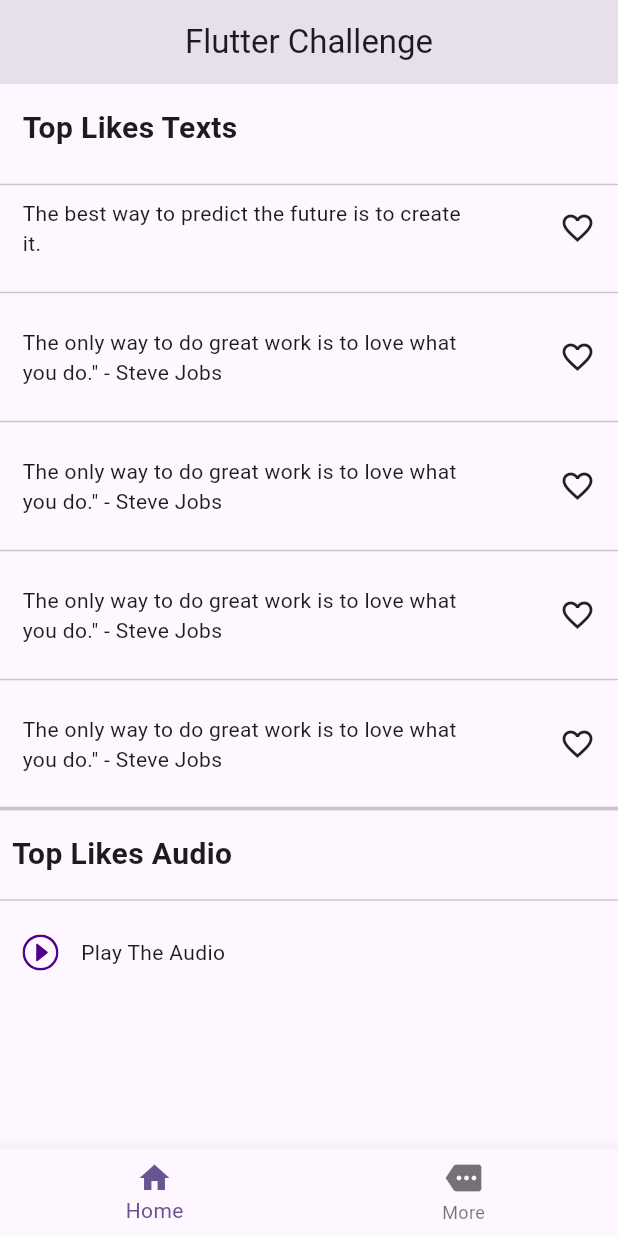
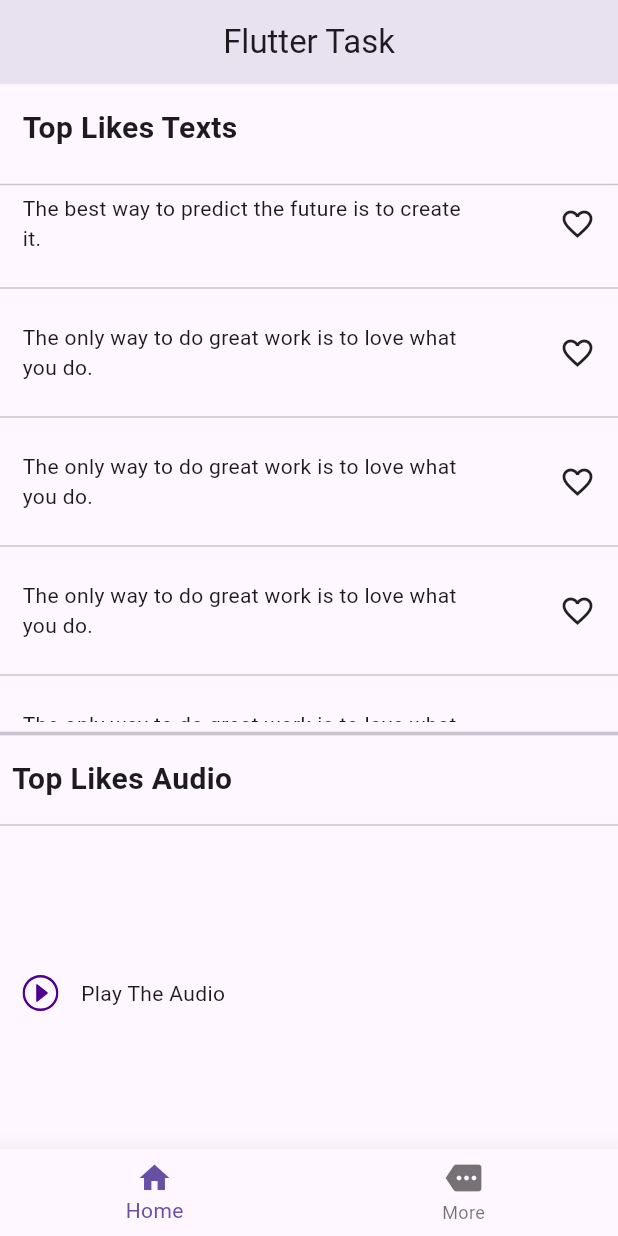
Before and after one commit to islamrabi3/itargs, a Flutter app: the screen it shows after launch, scrolled down 361 dp, on a phone screen of 412 x 824 dp. Run offline on Flutter 3.47's test engine with Material 2 defaults, Android fonts, the phone set to English and light mode, and no system bars; our stand-ins replace audioplayers, flutter_bloc, flutter_svg, get, hive, hive_flutter and 2 more; accounts and stored records are empty; network calls fail.

Commit message:
first commit

```diff
--- a/lib/core/constance.dart
+++ b/lib/core/constance.dart
@@ -1,3 +1,13 @@
-
+import 'package:flutter/material.dart';
 
 const String apiUrl = 'https://api.quran.com/api/v4/chapter_recitations/1/1';
+Locale? langCode;
+Widget buildHeader(String title) {
+  return Text(
+    title,
+    style: const TextStyle(
+      fontWeight: FontWeight.bold,
+      fontSize: 20.0,
+    ),
+  );
+}
--- /dev/null
+++ b/lib/core/language/ar.dart
@@ -0,0 +1,23 @@
+const Map<String, String> ar = {
+  'flutterTask': 'اختبار فلاتر',
+  'texts': 'افضل المقولات',
+  '1': 'افضل طريقة للعمل الجيد هي ان تحب ما تعمل ',
+  '2': 'افضل طريقة للعمل الجيد هي ان تحب ما تعمل ',
+  '3': 'افضل طريقة للعمل الجيد هي ان تحب ما تعمل ',
+  '4': 'افضل طريقة للعمل الجيد هي ان تحب ما تعمل ',
+  '5': 'افضل طريقة للعمل الجيد هي ان تحب ما تعمل ',
+  '6': 'افضل طريقة للعمل الجيد هي ان تحب ما تعمل ',
+  '7': 'افضل طريقة للعمل الجيد هي ان تحب ما تعمل ',
+  '8': 'افضل طريقة للعمل الجيد هي ان تحب ما تعمل ',
+  '9': 'افضل طريقة للعمل الجيد هي ان تحب ما تعمل ',
+  'audio': 'الاصوات المفضلة',
+  'playing': 'قم بتشغيل الصوت',
+  'home': 'الرئيسية',
+  'more': 'المزيد',
+  'moreScreen': 'المزيد',
+  'setting': 'الاعدادات',
+  'arabic': 'عربي',
+  'dark': 'الوضع الليلي ',
+  'english': 'اللغة الانجليزية',
+  'light': ' الوضع النهاري ',
+};
--- /dev/null
+++ b/lib/core/language/en.dart
@@ -0,0 +1,26 @@
+const Map<String, String> en = {
+  'flutterTask': 'Flutter Task',
+  'texts': 'Top Likes Texts',
+  '1': 'The only way to do great work is to love what you do.',
+  '2':
+      'In three words I can sum up everything I have learned about life: it goes on',
+  '3':
+      'Success is not final, failure is not fatal: It is the courage to continue that counts',
+  '4':
+      'The only limit to our realization of tomorrow will be our doubts of today.',
+  '5': 'The best way to predict the future is to create it.',
+  '6': 'The only way to do great work is to love what you do.',
+  '7': 'The only way to do great work is to love what you do.',
+  '8': 'The only way to do great work is to love what you do.',
+  '9': 'The only way to do great work is to love what you do.',
+  'audio': 'Top Likes Audio',
+  'playing': 'Play The Audio',
+  'home': 'Home',
+  'more': 'More',
+  'moreScreen': 'More Screen',
+  'setting': 'Settings',
+  'arabic': 'Arabic',
+  'dark': 'Dark Mode',
+  'english': 'English',
+  'light': 'Light Mode',
+};
--- /dev/null
+++ b/lib/core/language/translation.dart
@@ -0,0 +1,8 @@
+import 'package:get/get.dart';
+import 'package:itargs_challenge/core/language/ar.dart';
+import 'package:itargs_challenge/core/language/en.dart';
+
+class LanguageTranslate extends Translations {
+  @override
+  Map<String, Map<String, String>> get keys => {'en': en, 'ar': ar};
+}
--- /dev/null
+++ b/lib/core/theme/theme_mode.dart
@@ -0,0 +1,11 @@
+import 'package:flutter/material.dart';
+
+class AppTheme {
+  static ThemeData getLightTheme() {
+    return ThemeData(brightness: Brightness.light, useMaterial3: true);
+  }
+
+  static ThemeData getDarkTheme() {
+    return ThemeData(brightness: Brightness.dark, useMaterial3: true);
+  }
+}
--- /dev/null
+++ b/lib/core/widgets/audio_player.dart
@@ -0,0 +1,44 @@
+import 'package:audioplayers/audioplayers.dart';
+import 'package:flutter/material.dart';
+import 'package:flutter_svg/flutter_svg.dart';
+import 'package:get/utils.dart';
+import 'package:itargs_challenge/viewModel/cubit/app_cubit.dart';
+
+class AudioPlayerWidget extends StatelessWidget {
+  const AudioPlayerWidget({
+    super.key,
+    required this.cubit,
+  });
+
+  final AppCubit cubit;
+
+  @override
+  Widget build(BuildContext context) {
+    return Padding(
+      padding: const EdgeInsets.all(15.0),
+      child: Row(
+        children: [
+          GestureDetector(
+            onTap: () async {
+              if (cubit.audioFilePath != null) {
+                var cache = await cubit.audioPlayer.audioCache
+                    .load(cubit.audioFilePath!);
+                cubit.audioPlayer.play(UrlSource(cache as String));
+              } else {
+                cubit.playAudioAndPause(
+                    cubit.audioObject!.audioFileModel!.audioUrl!);
+              }
+            },
+            child: cubit.isPlaying
+                ? SvgPicture.asset('assets/pause.svg')
+                : SvgPicture.asset('assets/play.svg'),
+          ),
+          const SizedBox(
+            width: 15.0,
+          ),
+          Text('playing'.tr)
+        ],
+      ),
+    );
+  }
+}
--- /dev/null
+++ b/lib/core/widgets/toplikes_listview.dart
@@ -0,0 +1,59 @@
+import 'package:flutter/material.dart';
+import 'package:get/utils.dart';
+import 'package:itargs_challenge/core/services/cache_helper.dart';
+import 'package:itargs_challenge/models/top_likes.dart';
+import 'package:itargs_challenge/viewModel/cubit/app_cubit.dart';
+
+class TopLikesListView extends StatelessWidget {
+  const TopLikesListView({
+    super.key,
+    required this.cubit,
+  });
+
+  final AppCubit cubit;
+
+  @override
+  Widget build(BuildContext context) {
+    return SizedBox(
+      height: 350,
+      child: ListView.separated(
+          itemBuilder: (context, index) {
+            return Padding(
+              padding: const EdgeInsets.all(15.0),
+              child: Row(
+                mainAxisAlignment: MainAxisAlignment.spaceBetween,
+                children: [
+                  Container(
+                    constraints: const BoxConstraints(
+                      maxHeight: 200,
+                      maxWidth: 300,
+                    ),
+                    child: Text(
+                      DUMMY_TOPLIKES[index].textSample!.tr,
+                    ),
+                  ),
+                  GestureDetector(
+                      onTap: () {
+                        cubit.whenLikePressed(
+                            index: index,
+                            fromPrefs: CacheHelper.sharedPreferences!
+                                .getBool('$index'));
+                      },
+                      child: CacheHelper.sharedPreferences!.getBool('$index') !=
+                              null
+                          ? const Icon(
+                              Icons.favorite,
+                              color: Colors.red,
+                            )
+                          : const Icon(Icons.favorite_border))
+                ],
+              ),
+            );
+          },
+          separatorBuilder: (context, index) {
+            return const Divider();
+          },
+          itemCount: DUMMY_TOPLIKES.length),
+    );
+  }
+}
--- a/lib/main.dart
+++ b/lib/main.dart
@@ -1,36 +1,56 @@
 import 'package:flutter/material.dart';
 import 'package:flutter_bloc/flutter_bloc.dart';
+import 'package:get/get.dart';
 import 'package:hive_flutter/adapters.dart';
+import 'package:itargs_challenge/core/constance.dart';
+import 'package:itargs_challenge/core/language/translation.dart';
+import 'package:itargs_challenge/core/services/cache_helper.dart';
+import 'package:itargs_challenge/core/theme/theme_mode.dart';
 import 'package:itargs_challenge/models/top_likes.dart';
 import 'package:itargs_challenge/view/home_layout.dart';
 import 'package:itargs_challenge/viewModel/cubit/app_cubit.dart';
 
-void main() async{
+void main() async {
   WidgetsFlutterBinding.ensureInitialized();
   await Hive.initFlutter();
+  await CacheHelper.init();
+  Hive.registerAdapter(TopLikesTextAdapter());
+  var fromShared = CacheHelper.sharedPreferences!.getBool('isDark') ?? false;
 
-  Hive.registerAdapter(TopLikesTextAdapter());
-
-  runApp(const MyApp());
+  runApp(MyApp(
+    isDark: fromShared,
+  ));
 }
 
 class MyApp extends StatelessWidget {
-  const MyApp({super.key});
+  const MyApp({super.key, required this.isDark});
+
+  final bool isDark;
 
   // This widget is the root of your application.
   @override
   Widget build(BuildContext context) {
     return BlocProvider(
-      create: (context) => AppCubit()..getAudioFileModel(),
-      child: MaterialApp(
-        debugShowCheckedModeBanner: false,
-        title: 'Flutter Demo',
-        themeMode: ThemeMode.light,
-        theme: ThemeData(
-          colorScheme: ColorScheme.fromSeed(seedColor: Colors.deepPurple),
-          useMaterial3: true,
-        ),
-        home: const HomeLayout(),
+      create: (context) => AppCubit()
+        ..getAudioFileModel(apiUrl)
+        ..toggleTheme(fromShared: isDark),
+      child: BlocConsumer<AppCubit, AppState>(
+        listener: (context, state) {},
+        builder: (context, state) {
+          return GetMaterialApp(
+            translations: LanguageTranslate(),
+            locale: Locale(CacheHelper.sharedPreferences!.getString('code') ??
+                Get.deviceLocale!.languageCode),
+            debugShowCheckedModeBanner: false,
+            title: 'Flutter Demo',
+            darkTheme: AppTheme.getDarkTheme(),
+            theme: AppTheme.getLightTheme(),
+            themeMode: context.read<AppCubit>().isDark
+                ? ThemeMode.dark
+                : ThemeMode.light,
+            home: const HomeLayout(),
+          );
+        },
       ),
     );
   }
--- a/lib/models/audio_file_model.dart
+++ b/lib/models/audio_file_model.dart
@@ -1,22 +1,23 @@
-
-
 class AudioObject {
   AudioFileModel? audioFileModel;
+  AudioObject(this.audioFileModel);
 
-  AudioObject.fromJson(Map<String ,dynamic>json){
-     audioFileModel = json['audio_file']!= null ? AudioFileModel.fromJson(json['audio_file']) : null;
+  AudioObject.fromJson(Map<String, dynamic> json) {
+    audioFileModel = json['audio_file'] != null
+        ? AudioFileModel.fromJson(json['audio_file'])
+        : null;
   }
 }
 
 class AudioFileModel {
-  dynamic  id , chapterId, fileSize ;
-  String ? format, audioUrl;
+  dynamic id, chapterId, fileSize;
+  String? format, audioUrl;
 
-  AudioFileModel.fromJson (Map<String, dynamic> json){
-    id= json['id'];
-    chapterId= json['chapter_id'];
-    fileSize= json['file_size'];
-    format= json['format'];
-    audioUrl= json['audio_url'];
+  AudioFileModel.fromJson(Map<String, dynamic> json) {
+    id = json['id'];
+    chapterId = json['chapter_id'];
+    fileSize = json['file_size'];
+    format = json['format'];
+    audioUrl = json['audio_url'];
   }
-  }
+}
--- a/lib/models/top_likes.dart
+++ b/lib/models/top_likes.dart
@@ -1,25 +1,25 @@
-
+import 'package:get/utils.dart';
 import 'package:hive/hive.dart';
 part 'top_likes.g.dart';
+
 @HiveType(typeId: 1)
 class TopLikesText {
   @HiveField(2)
   String? textSample;
   @HiveField(3)
-  bool? isLiked ;
+  bool? isLiked;
 
-  TopLikesText ({ required this.textSample ,this.isLiked});
+  TopLikesText({required this.textSample, this.isLiked});
 }
 
-
 var DUMMY_TOPLIKES = [
-  TopLikesText(textSample: 'The only way to do great work is to love what you do." - Steve Jobs', isLiked: false),
-  TopLikesText(textSample: 'In three words I can sum up everything I have learned about life: it goes on', isLiked: false),
-  TopLikesText(textSample: 'Success is not final, failure is not fatal: It is the courage to continue that counts', isLiked: false),
-  TopLikesText(textSample: 'The only limit to our realization of tomorrow will be our doubts of today.', isLiked: false),
-  TopLikesText(textSample: 'The best way to predict the future is to create it.', isLiked: false),
-  TopLikesText(textSample: 'The only way to do great work is to love what you do." - Steve Jobs', isLiked: false),
-  TopLikesText(textSample: 'The only way to do great work is to love what you do." - Steve Jobs', isLiked: false),
-  TopLikesText(textSample: 'The only way to do great work is to love what you do." - Steve Jobs', isLiked: false),
-  TopLikesText(textSample: 'The only way to do great work is to love what you do." - Steve Jobs', isLiked: false),
+  TopLikesText(textSample: '1', isLiked: false),
+  TopLikesText(textSample: '2', isLiked: false),
+  TopLikesText(textSample: '3', isLiked: false),
+  TopLikesText(textSample: '4', isLiked: false),
+  TopLikesText(textSample: '5', isLiked: false),
+  TopLikesText(textSample: '6', isLiked: false),
+  TopLikesText(textSample: '7', isLiked: false),
+  TopLikesText(textSample: '8', isLiked: false),
+  TopLikesText(textSample: '9', isLiked: false),
 ];
--- a/lib/view/home/home_screen.dart
+++ b/lib/view/home/home_screen.dart
@@ -1,113 +1,50 @@
 import 'package:flutter/material.dart';
 import 'package:flutter_bloc/flutter_bloc.dart';
-import 'package:flutter_svg/svg.dart';
-import 'package:hive/hive.dart';
-import 'package:itargs_challenge/core/app_string.dart';
-import 'package:itargs_challenge/core/services/cache_helper.dart';
-import 'package:itargs_challenge/models/top_likes.dart';
+import 'package:get/utils.dart';
+import 'package:itargs_challenge/core/constance.dart';
+import 'package:itargs_challenge/core/widgets/audio_player.dart';
+import 'package:itargs_challenge/core/widgets/toplikes_listview.dart';
 import 'package:itargs_challenge/viewModel/cubit/app_cubit.dart';
 
 class HomeScreen extends StatelessWidget {
-  const HomeScreen({super.key});
+  const HomeScreen({super.key, required this.title});
+
+  final String title;
 
   @override
   Widget build(BuildContext context) {
     return BlocConsumer<AppCubit, AppState>(
       builder: (context, state) {
         var cubit = context.read<AppCubit>();
-        var openLikeBox = Hive.openBox('text_likes');
+        // var openLikeBox = Hive.openBox('text_likes');
         return Scaffold(
           appBar: AppBar(
             centerTitle: true,
-            title: const Text(AppString.homeAppBarString),
+            title: Text('flutterTask'.tr),
           ),
           body: Column(
             crossAxisAlignment: CrossAxisAlignment.start,
             children: [
               Padding(
                 padding: const EdgeInsets.all(15.0),
-                child: buildHeader('Top Likes Texts'),
+                child: buildHeader('texts'.tr),
               ),
               const Divider(),
-              SizedBox(
-                height: 400,
-                child: ListView.separated(
-                    itemBuilder: (context, index) {
-                      return Padding(
-                        padding: const EdgeInsets.all(15.0),
-                        child: Row(
-                          mainAxisAlignment: MainAxisAlignment.spaceBetween,
-                          children: [
-                            Container(
-                              constraints: const BoxConstraints(
-                                maxHeight: 200,
-                                maxWidth: 300,
-                              ),
-                              child: Text(
-                                DUMMY_TOPLIKES[index].textSample!,
-                              ),
-                            ),
-                            InkWell(
-                                onTap: () {
-                                  cubit.whenLikePressed(index);
-                                },
-                                child: DUMMY_TOPLIKES[index].isLiked!
-                                    ? const Icon(
-                                        Icons.favorite,
-                                        color: Colors.red,
-                                      )
-                                    : const Icon(Icons.favorite_border))
-                          ],
-                        ),
-                      );
-                    },
-                    separatorBuilder: (context, index) {
-                      return const Divider();
-                    },
-                    itemCount: DUMMY_TOPLIKES.length),
-              ),
+              TopLikesListView(cubit: cubit),
               const Divider(thickness: 2.5),
               Padding(
                 padding: const EdgeInsets.all(8.0),
-                child: buildHeader('Top Likes Audio'),
+                child: buildHeader('audio'.tr),
               ),
               const Divider(),
-              Padding(
-                padding: const EdgeInsets.all(15.0),
-                child: Row(
-                  children: [
-                    GestureDetector(
-                      onTap: () {
-                        cubit.playAudioAndPause();
-                      },
-                      child: cubit.isPlaying
-                          ? SvgPicture.asset('assets/pause.svg')
-                          : SvgPicture.asset('assets/play.svg'),
-                    ),
-                    const SizedBox(
-                      width: 15.0,
-                    ),
-                    const Text('Play The Audio')
-                  ],
-                ),
+              Expanded(
+                child: AudioPlayerWidget(cubit: cubit),
               )
             ],
           ),
         );
       },
-      listener: (context, state) {
-        // TODO: implement listener
-      },
-    );
-  }
-
-  Widget buildHeader(String title) {
-    return Text(
-      title,
-      style: const TextStyle(
-        fontWeight: FontWeight.bold,
-        fontSize: 20.0,
-      ),
+      listener: (context, state) {},
     );
   }
 }
--- a/lib/view/home_layout.dart
+++ b/lib/view/home_layout.dart
@@ -1,4 +1,5 @@
 import 'package:flutter/material.dart';
+import 'package:get/utils.dart';
 import 'package:itargs_challenge/view/home/home_screen.dart';
 import 'package:itargs_challenge/view/more_screen/more_screen.dart';
 
@@ -9,7 +10,10 @@ class HomeLayout extends StatefulWidget {
   State<HomeLayout> createState() => _HomeLayoutState();
 }
 
-List<Widget> screens = const [HomeScreen(), MoreScreen()];
+List<Widget> screens = [
+  HomeScreen(title: 'flutterTask'.tr),
+  MoreScreen(title: 'moreScreen'.tr),
+];
 int index = 0;
 
 class _HomeLayoutState extends State<HomeLayout> {
@@ -25,9 +29,11 @@ class _HomeLayoutState extends State<HomeLayout> {
               index = value;
             });
           },
-          items: const [
-            BottomNavigationBarItem(icon: Icon(Icons.home), label: 'Home'),
-            BottomNavigationBarItem(icon: Icon(Icons.more), label: 'More'),
+          items: [
+            BottomNavigationBarItem(
+                icon: const Icon(Icons.home), label: 'home'.tr),
+            BottomNavigationBarItem(
+                icon: const Icon(Icons.more), label: 'more'.tr),
           ]),
     );
   }
--- a/lib/viewModel/cubit/app_state.dart
+++ b/lib/viewModel/cubit/app_state.dart
@@ -11,3 +11,9 @@ class AppSuccessState extends AppState {}
 class AppErrorState extends AppState {}
 
 class LikeBtnPressed extends AppState {}
+
+class ToggleLanguageState extends AppState {}
+
+class ToggleThemeState extends AppState {}
+
+class DownloadAudioState extends AppState {}
--- a/pubspec.yaml
+++ b/pubspec.yaml
@@ -19,7 +19,7 @@ publish_to: 'none' # Remove this line if you wish to publish to pub.dev
 version: 1.0.0+1
 
 environment:
-  sdk: '>=3.1.2 <4.0.0'
+  sdk: '>=3.1.0 <4.0.0'
 
 # Dependencies specify other packages that your package needs in order to work.
 # To automatically upgrade your package dependencies to the latest versions
@@ -45,6 +45,9 @@ dependencies:
   flutter_svg: ^2.0.7
   hive:
   hive_flutter:
+  path_provider: ^2.1.1
+  mockito: ^5.4.2
+  bloc_test: ^9.1.4
 
 dev_dependencies:
   flutter_test:
```
Also changed, not shown: lib/core/services/http_helper.dart (+31 -9 lines), lib/view/more_screen/more_screen.dart (+62 -8 lines), lib/viewModel/cubit/app_cubit.dart (+69 -17 lines), lib/models/top_likes.g.dart (added), package-lock.json (added), pubspec.lock, 2 other files.
